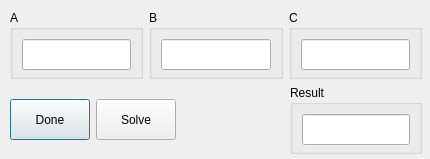
The window that solvelae.ui (Igopin/QtBase) describes before a commit, drawn with Qt 5.
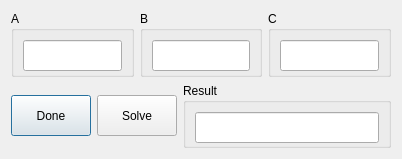
The same window after the commit.

```diff
--- a/solvelae.ui
+++ b/solvelae.ui
@@ -6,7 +6,7 @@
    <rect>
     <x>0</x>
     <y>0</y>
-    <width>430</width>
+    <width>402</width>
     <height>159</height>
    </rect>
   </property>
@@ -25,17 +25,8 @@
   <property name="windowTitle">
    <string>Dialog</string>
   </property>
-  <widget class="QWidget" name="">
-   <property name="geometry">
-    <rect>
-     <x>10</x>
-     <y>10</y>
-     <width>412</width>
-     <height>144</height>
-    </rect>
-   </property>
-   <layout class="QVBoxLayout" name="verticalLayout">
-    <item>
+  <layout class="QGridLayout" name="gridLayout_5">
+   <item row="0" column="0">
      <layout class="QHBoxLayout" name="horizontalLayout_2">
       <item>
        <widget class="QGroupBox" name="groupBox">
@@ -105,7 +96,7 @@
       </item>
      </layout>
     </item>
-    <item>
+   <item row="1" column="0">
      <layout class="QHBoxLayout" name="horizontalLayout">
       <item>
        <widget class="QPushButton" name="prob_done_button">
@@ -133,19 +124,6 @@
         </property>
        </widget>
       </item>
-      <item>
-       <spacer name="horizontalSpacer">
-        <property name="orientation">
-         <enum>Qt::Horizontal</enum>
-        </property>
-        <property name="sizeHint" stdset="0">
-         <size>
-          <width>40</width>
-          <height>20</height>
-         </size>
-        </property>
-       </spacer>
-      </item>
       <item>
        <widget class="QGroupBox" name="groupBox_4">
         <property name="title">
@@ -171,7 +149,6 @@
      </layout>
     </item>
    </layout>
-  </widget>
  </widget>
  <resources/>
  <connections/>
```
Lines whose indentation alone changed are shown as unchanged.
